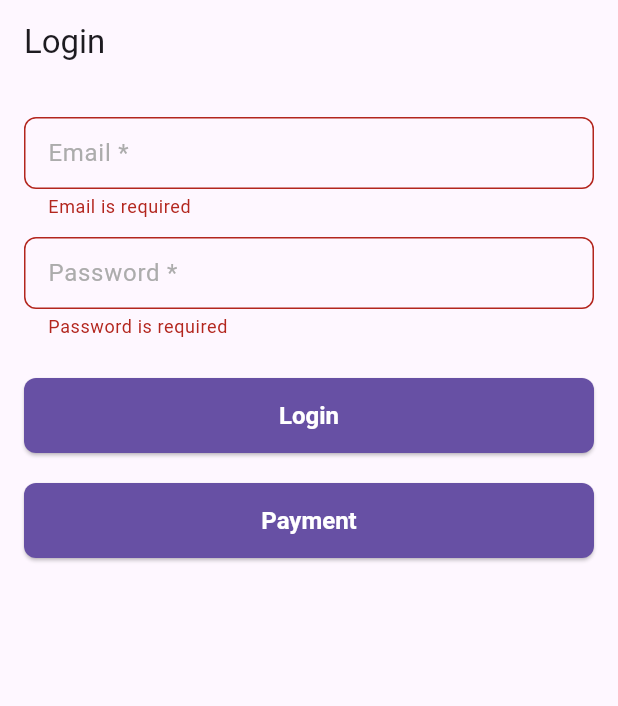
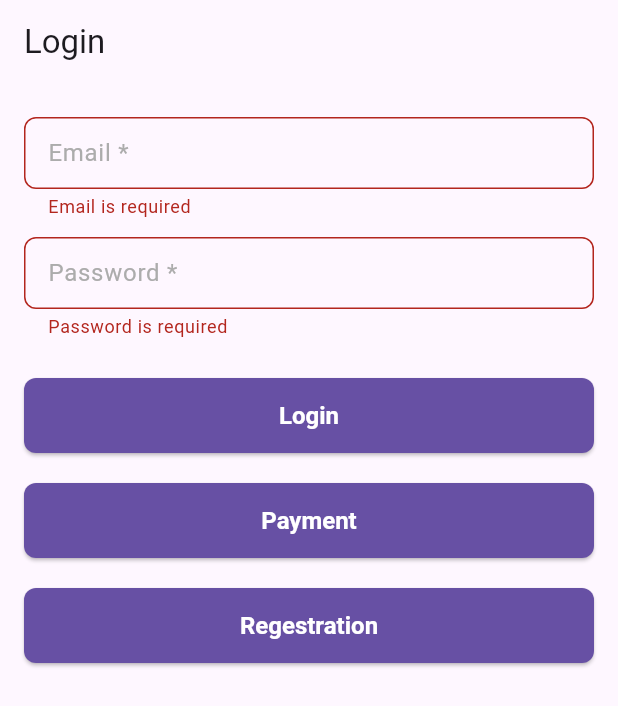
Before and after one commit to mdshakilhossain720/ApiTestProject, a Flutter app: the screen it shows after launch, after a tap on "Login", on a phone screen of 412 x 824 dp. Shown: the top 706 px of the screen. Run offline on Flutter 3.47's test engine with Material 3 defaults, Android fonts, the phone set to English and light mode, and no system bars; our stand-ins replace dio, flutter_riverpod, flutter_svg, hive, hive_flutter, pretty_dio_logger and 1 more; missing offline and left inert: flutter_inappwebview; accounts and stored records are empty.

```diff
--- a/lib/views/auth/login_screen.dart
+++ b/lib/views/auth/login_screen.dart
@@ -5,6 +5,7 @@ import 'package:flutter/material.dart';
 import 'package:flutter_riverpod/flutter_riverpod.dart';
 
 import '../payment_section/payment_section.dart';
+import 'regestion.dart';
 // import the file where CustomTextField is defined
 
 class LoginScreen extends StatelessWidget {
@@ -86,7 +87,25 @@ class LoginScreen extends StatelessWidget {
                     MaterialPageRoute(builder: (_) => PaymentSectionScreen()),
                   );
                 },
+
+
               ),
+              SizedBox(height: 20),
+
+              //regesetion
+               PrimaryButton(
+                text: "Regestration",
+                onPressed: () {
+                  Navigator.push(
+                    context,
+                    MaterialPageRoute(builder: (_) => RegestionScreen()),
+                  );
+                },
+
+
+              ),
+
+
             ],
           ),
         ),
--- a/lib/views/payment_section/payment_card.dart
+++ b/lib/views/payment_section/payment_card.dart
@@ -1,6 +1,5 @@
 // ignore_for_file: public_member_api_docs, sort_constructors_first
 
-import 'package:apitest/views/payment_section/payment_section.dart';
 import 'package:flutter/material.dart';
 import 'package:flutter_svg/svg.dart';
 
--- a/lib/views/splash_screen.dart
+++ b/lib/views/splash_screen.dart
@@ -1,6 +1,7 @@
 import 'dart:async';
 import 'package:apitest/views/auth/login_screen.dart';
 import 'package:flutter/material.dart';
+import 'package:flutter_svg/svg.dart';
 
 class SplashScreen extends StatefulWidget {
   const SplashScreen({super.key});
@@ -53,8 +54,8 @@ class _SplashScreenState extends State<SplashScreen>
                 child: Column(
                   mainAxisSize: MainAxisSize.min,
                   children: [
-                    Image.asset(
-                      'assets/logo.png', // Replace with your logo
+                    SvgPicture.asset(
+                      'assets/svg/radio.svg', // Replace with your logo
                       height: 120,
                     ),
                     const SizedBox(height: 20),
```
Also changed, not shown: lib/views/auth/regestion.dart (+10 -0 lines).
